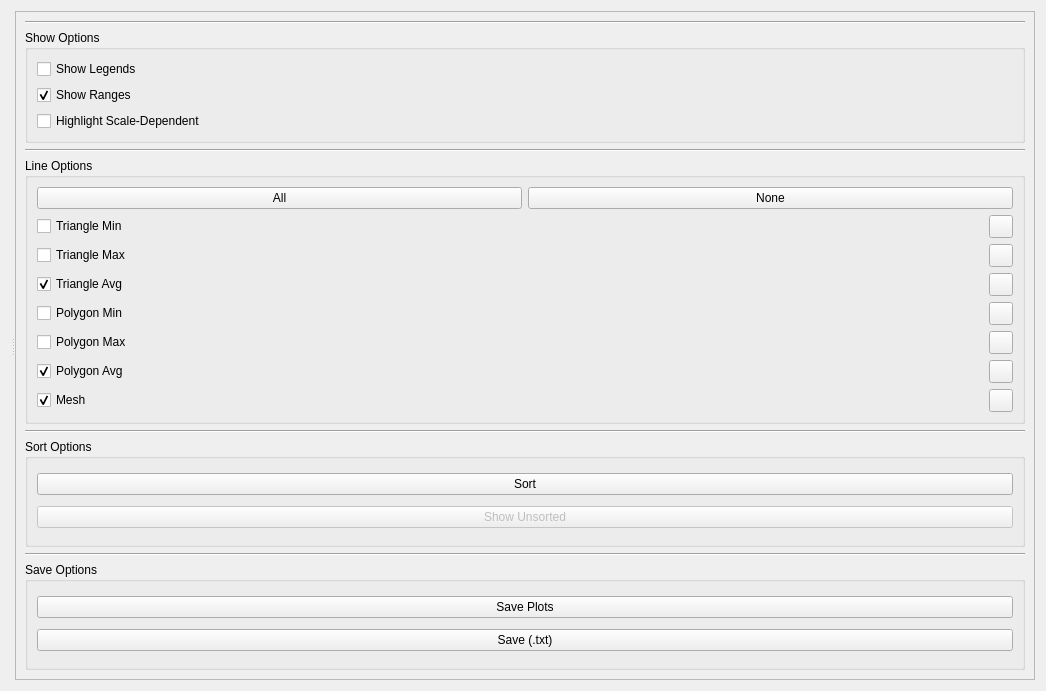
First picture: the form in src/meshmetricswidget.ui, repository DanielaCabiddu/PEMesh.2, before the edit.
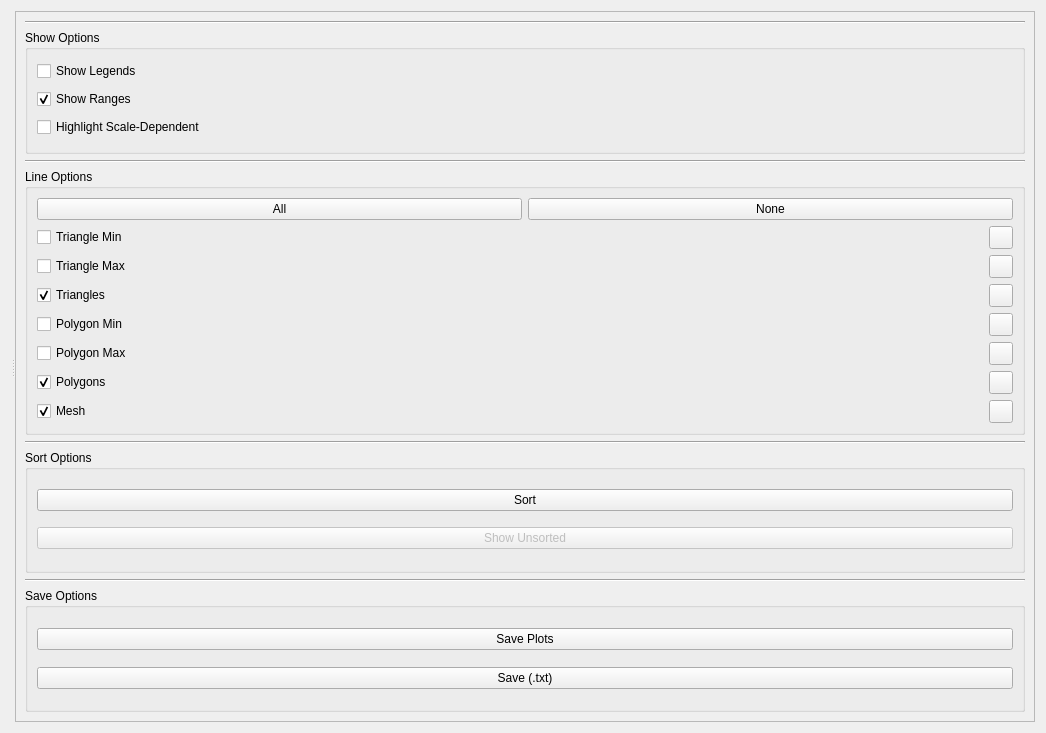
Second picture: the form after the edit. Icons and pictures are not drawn.

Commit message: hided tri_min, tri_max, poly_min, poly_max

Patch:
```diff
--- a/src/meshmetricswidget.ui
+++ b/src/meshmetricswidget.ui
@@ -7,7 +7,7 @@
     <x>0</x>
     <y>0</y>
     <width>1046</width>
-    <height>691</height>
+    <height>733</height>
    </rect>
   </property>
   <property name="windowTitle">
@@ -115,7 +115,7 @@
           <item row="3" column="0">
            <widget class="QCheckBox" name="avg_cb">
             <property name="text">
-             <string>Triangle Avg</string>
+             <string>Triangles</string>
             </property>
             <property name="checked">
              <bool>true</bool>
@@ -187,7 +187,7 @@
           <item row="6" column="0">
            <widget class="QCheckBox" name="poly_avg_cb">
             <property name="text">
-             <string>Polygon Avg</string>
+             <string>Polygons</string>
             </property>
             <property name="checked">
              <bool>true</bool>
```
The commit also changes 2 other files.
